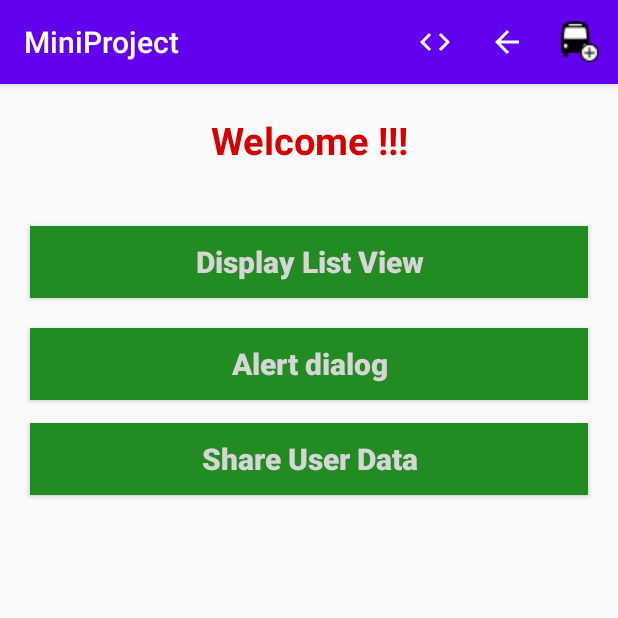
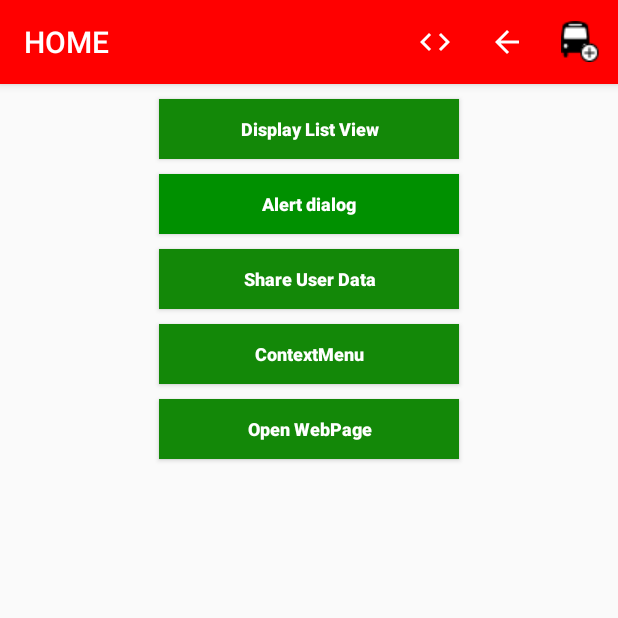
Before and after one commit to SayaliGonjari/MiniProject, an Android app: the screen it shows after launch (MainActivity), on a phone screen of 412 x 824 dp, the top half of it. Run offline under Robolectric (Android 15) with nearby library versions, the phone set to English and light mode, and no system bars.

Commit message:
First Commit

```diff
--- a/app/src/main/java/com/project/miniproject/MainActivity.kt
+++ b/app/src/main/java/com/project/miniproject/MainActivity.kt
@@ -3,18 +3,30 @@ package com.project.miniproject
 import android.content.Intent
 import androidx.appcompat.app.AppCompatActivity
 import android.os.Bundle
-import android.view.Menu
-import android.view.MenuItem
-import android.view.View
+import android.view.*
 import android.widget.Toast
 import androidx.appcompat.app.AlertDialog
 import kotlinx.android.synthetic.main.activity_main.*
+import kotlinx.android.synthetic.main.custom_toast.*
 
-class MainActivity : AppCompatActivity() {
+class MainActivity() : AppCompatActivity() {
 
     override fun onCreate(savedInstanceState: Bundle?) {
         super.onCreate(savedInstanceState)
+       // requestWindowFeature(Window.FEATURE_NO_TITLE);//will hide the title
+        supportActionBar?.setTitle("HOME")
+      //  supportActionBar?.hide() //hide the title bar
         setContentView(R.layout.activity_main)
+
+        val layout = layoutInflater.inflate(R.layout.custom_toast,linearLayout)
+        val myToast = Toast(applicationContext)
+        myToast.duration = Toast.LENGTH_LONG
+        myToast.setGravity(Gravity.CENTER_VERTICAL,0,0)
+        myToast.view = layout
+        myToast.show()
+
+
+
 
         Toast.makeText(this@MainActivity, "Welcome to the Activity", Toast.LENGTH_SHORT).show()
 
@@ -53,6 +65,15 @@ class MainActivity : AppCompatActivity() {
             intent.putExtra("MobileNo", "1234567895");
             startActivity(intent)
         })
+
+        btn_contextmenu.setOnClickListener(View.OnClickListener {
+            startActivity(Intent(this@MainActivity,ContextMenuActivity::class.java))
+        })
+
+        btn_WebPageClick.setOnClickListener(View.OnClickListener {
+
+            startActivity(Intent(this,WebPageActivity::class.java))
+        })
     }
 
 
--- a/app/src/main/res/layout/activity_main.xml
+++ b/app/src/main/res/layout/activity_main.xml
@@ -1,6 +1,5 @@
 <?xml version="1.0" encoding="utf-8"?>
-<LinearLayout
-    xmlns:android="http://schemas.android.com/apk/res/android"
+<LinearLayout xmlns:android="http://schemas.android.com/apk/res/android"
     xmlns:app="http://schemas.android.com/apk/res-auto"
     xmlns:tools="http://schemas.android.com/tools"
     android:layout_width="match_parent"
@@ -12,60 +11,84 @@
         android:layout_width="match_parent"
         android:layout_height="wrap_content"
         android:layout_gravity="center"
+        android:layout_margin="20dp"
         android:gravity="center"
         android:text="Welcome !!!"
-        android:layout_margin="20dp"
         android:textColor="#D50000"
         android:textSize="25dp"
-        android:textStyle="bold" />
+        android:textStyle="bold"
+        android:visibility="gone" />
 
     <Button
         android:id="@+id/btn_listView"
-        android:layout_width="match_parent"
-        android:layout_height="wrap_content"
-        android:layout_marginLeft="20dp"
-        android:layout_marginTop="20dp"
-        android:layout_marginRight="20dp"
-        android:layout_marginBottom="10dp"
+        android:layout_width="200dp"
+        android:layout_height="40dp"
+        android:layout_gravity="center"
+        android:layout_marginTop="10dp"
+        android:background="@color/IndiaColor"
         android:padding="10dp"
-        android:background="#228B22"
         android:text="Display List View"
         android:textAllCaps="false"
-        android:textColor="@color/orange"
-        android:textSize="20dp"
+        android:textColor="@color/white"
+        android:textSize="12dp"
         android:textStyle="bold" />
 
     <Button
         android:id="@+id/btn_AlertDialog"
-        android:layout_width="match_parent"
-        android:layout_height="wrap_content"
-        android:background="#228B22"
-        android:layout_marginLeft="20dp"
+        android:layout_width="200dp"
+        android:layout_height="40dp"
+        android:layout_gravity="center"
         android:layout_marginTop="10dp"
-        android:layout_marginRight="20dp"
-        android:layout_marginBottom="5dp"
+        android:background="@color/islamicColor"
         android:padding="10dp"
         android:text="Alert dialog"
         android:textAllCaps="false"
-        android:textColor="@color/orange"
-        android:textSize="20dp"
+        android:textColor="@color/white"
+        android:textSize="12dp"
         android:textStyle="bold" />
 
     <Button
         android:id="@+id/btn_userData"
-        android:layout_width="match_parent"
-        android:layout_height="wrap_content"
-        android:layout_marginLeft="20dp"
+        android:layout_width="200dp"
+        android:layout_height="40dp"
+        android:layout_gravity="center"
         android:layout_marginTop="10dp"
-        android:layout_marginRight="20dp"
-        android:layout_marginBottom="5dp"
+        android:background="@color/IndiaColor"
         android:padding="10dp"
         android:text="Share User Data"
-        android:background="#228B22"
         android:textAllCaps="false"
-        android:textColor="@color/orange"
-        android:textSize="20dp"
+        android:textColor="@color/white"
+        android:textSize="12dp"
+        android:textStyle="bold" />
+
+    <Button
+        android:id="@+id/btn_contextmenu"
+        android:layout_width="200dp"
+        android:layout_height="40dp"
+        android:layout_gravity="center"
+        android:layout_marginTop="10dp"
+        android:background="@color/IndiaColor"
+        android:padding="10dp"
+        android:text="ContextMenu"
+        android:textAllCaps="false"
+        android:textColor="@color/white"
+        android:textSize="12dp"
+        android:textStyle="bold" />
+
+    <Button
+        android:id="@+id/btn_WebPageClick"
+        android:layout_width="200dp"
+        android:layout_height="40dp"
+        android:layout_gravity="center"
+        android:layout_marginTop="10dp"
+        android:background="@color/IndiaColor"
+        android:padding="10dp"
+        android:text="Open WebPage"
+        android:textAllCaps="false"
+        android:textColor="@color/white"
+        android:textSize="12dp"
         android:textStyle="bold" />
 
 
+
 </LinearLayout>
--- a/app/src/main/res/values/colors.xml
+++ b/app/src/main/res/values/colors.xml
@@ -1,6 +1,14 @@
 <?xml version="1.0" encoding="utf-8"?>
 <resources>
-    <color name="colorPrimary">#6200EE</color>
-    <color name="colorPrimaryDark">#3700B3</color>
+    <color name="colorPrimary">#ff0000</color>
+    <color name="colorPrimaryDark">#F05050</color>
     <color name="colorAccent">#03DAC5</color>
+    <color name="blue">#0A9BC5</color>
+    <color name="lightestBlue">#DADFEE</color>
+    <color name="orange">#FD8E2A</color>
+    <color name="greensave">#27C24C</color>
+    <color name="white">#ffffff</color>
+    <color name="barMeduimColor">#DFDEE0</color>
+    <color name="islamicColor">#009000</color>
+    <color name="IndiaColor">#138808</color>
 </resources>
```
Also changed, not shown: app/src/main/AndroidManifest.xml (+8 -1 lines), app/src/main/java/com/project/miniproject/WebPageActivity.kt (added, +29 -0 lines), app/src/main/res/layout/activity_context_menu.xml (added, +18 -0 lines), app/src/main/res/layout/custom_toast.xml (added, +28 -0 lines).
